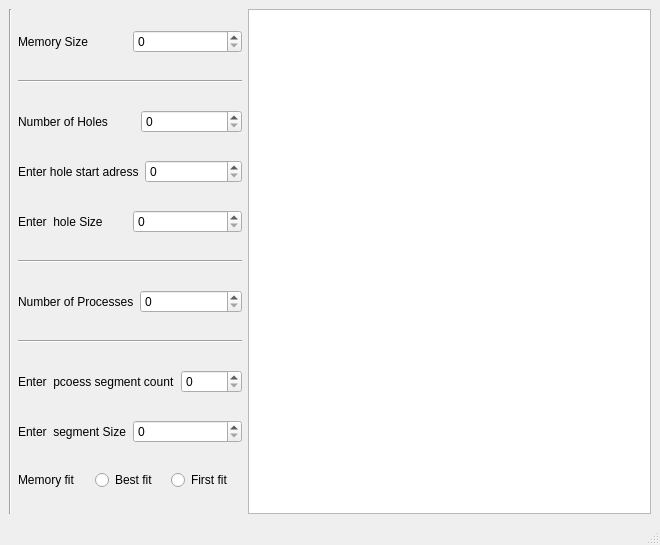
Above: memorymangement.ui from FaresSalem/MemoryManagement before the change. Below: the same form after it.
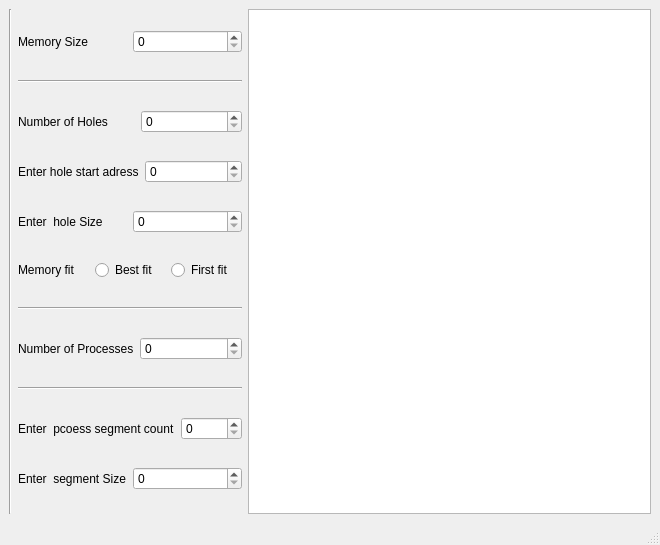
That is the form after the change.

Patch:
```diff
--- a/memorymangement.ui
+++ b/memorymangement.ui
@@ -106,6 +106,31 @@
         </item>
        </layout>
       </item>
+      <item>
+       <layout class="QHBoxLayout" name="horizontalLayout_memoryFit">
+        <item>
+         <widget class="QLabel" name="label_memoryFit">
+          <property name="text">
+           <string>Memory fit</string>
+          </property>
+         </widget>
+        </item>
+        <item>
+         <widget class="QRadioButton" name="radioButton_BestFit">
+          <property name="text">
+           <string>Best fit</string>
+          </property>
+         </widget>
+        </item>
+        <item>
+         <widget class="QRadioButton" name="radioButton_FirstFit">
+          <property name="text">
+           <string>First fit</string>
+          </property>
+         </widget>
+        </item>
+       </layout>
+      </item>
       <item>
        <widget class="Line" name="line_4">
         <property name="orientation">
@@ -174,31 +199,6 @@
         </item>
        </layout>
       </item>
-      <item>
-       <layout class="QHBoxLayout" name="horizontalLayout_memoryFit">
-        <item>
-         <widget class="QLabel" name="label_memoryFit">
-          <property name="text">
-           <string>Memory fit</string>
-          </property>
-         </widget>
-        </item>
-        <item>
-         <widget class="QRadioButton" name="radioButton_BestFit">
-          <property name="text">
-           <string>Best fit</string>
-          </property>
-         </widget>
-        </item>
-        <item>
-         <widget class="QRadioButton" name="radioButton_FirstFit">
-          <property name="text">
-           <string>First fit</string>
-          </property>
-         </widget>
-        </item>
-       </layout>
-      </item>
      </layout>
     </item>
    </layout>
```
